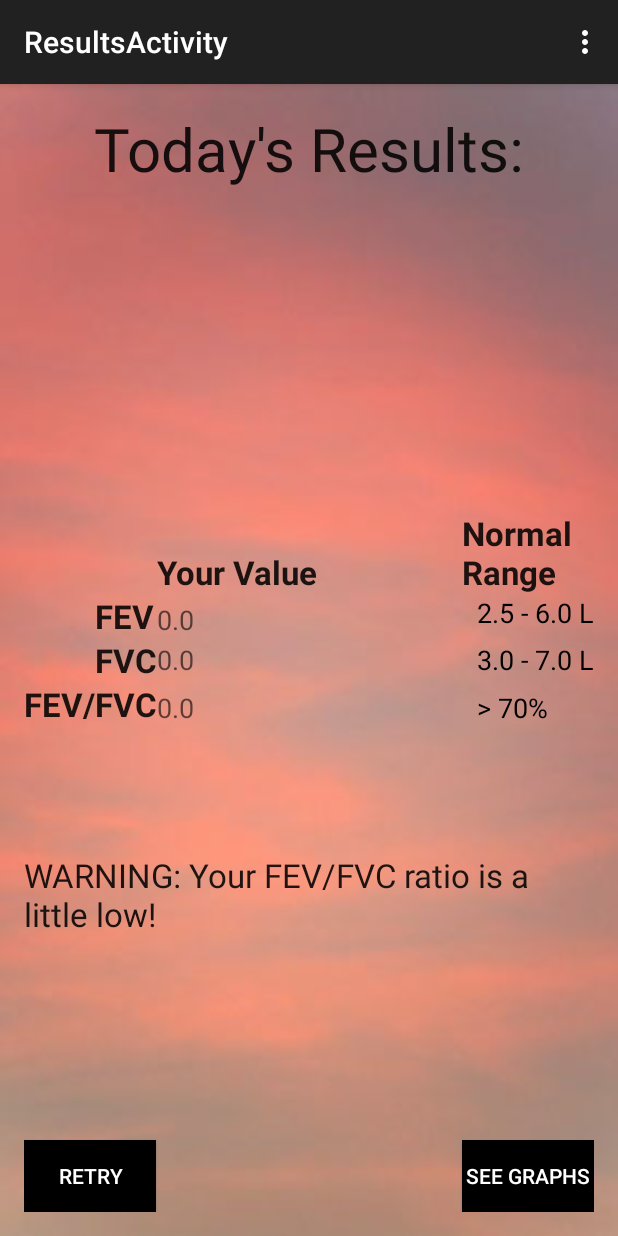
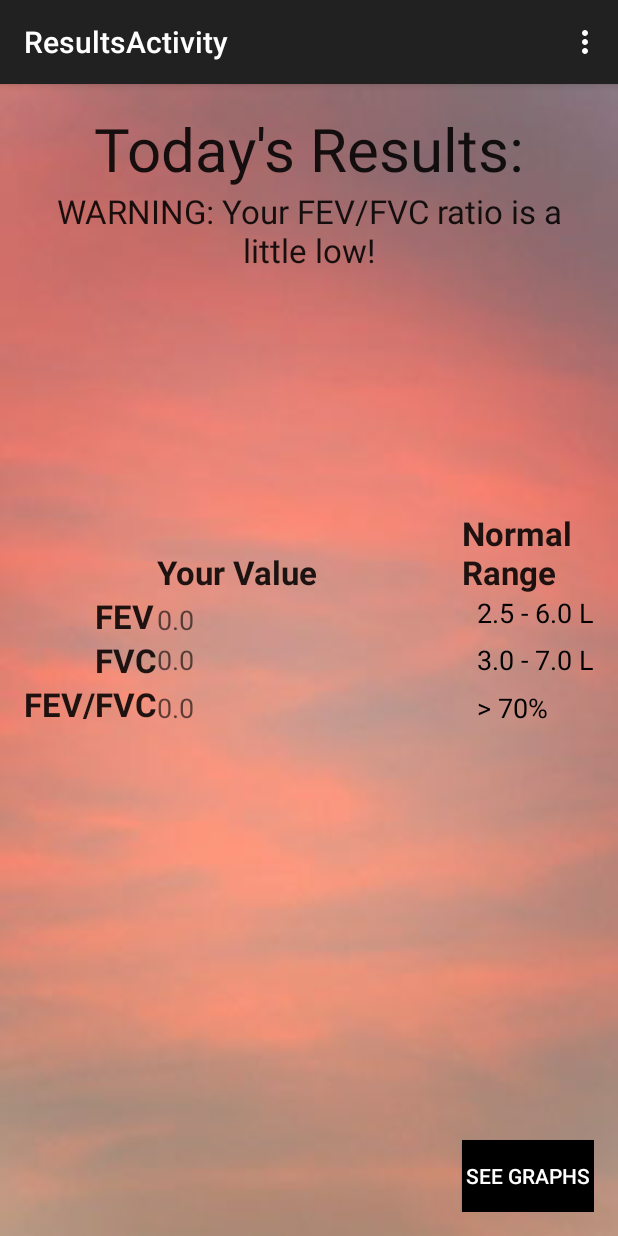
Before and after one commit to suyashkumar/OpenSpirometer, an Android app: the ResultsActivity screen opened directly, with no data from a screen before it, on a phone screen of 412 x 824 dp. Run offline under Robolectric (Android 15) with nearby library versions, the phone set to English and light mode, and no system bars; 6 statements that could not run were skipped.

Commit message:
more ui changes

```diff
--- a/Android/GraphTest2/app/src/main/java/com/example/amyzhao/graphtest2/GraphActivity.java
+++ b/Android/GraphTest2/app/src/main/java/com/example/amyzhao/graphtest2/GraphActivity.java
@@ -154,9 +154,6 @@ public class GraphActivity extends AppCompatActivity {
             System.out.println("updated UI");
         }
 
-
-        generateGraphs(FEV, FVC);
-        updateUI();
     }
 
     public void updateUI() {
--- a/Android/GraphTest2/app/src/main/res/layout/activity_results.xml
+++ b/Android/GraphTest2/app/src/main/res/layout/activity_results.xml
@@ -6,17 +6,6 @@
     android:paddingBottom="@dimen/activity_vertical_margin"
     tools:context="com.example.amyzhao.graphtest2.ResultsActivity"
     android:background="@drawable/sunset">
-
-    <Button
-        android:layout_width="wrap_content"
-        android:layout_height="wrap_content"
-        android:text="Retry"
-        android:id="@+id/retryButton"
-        android:layout_alignParentBottom="true"
-        android:layout_alignParentStart="true"
-        android:onClick="toRecord"
-        android:textColor="#fff"
-        android:background="#000" />
 
     <Button
         android:layout_width="wrap_content"
@@ -151,9 +140,8 @@
         android:textAppearance="?android:attr/textAppearanceLarge"
         android:text="WARNING: Your FEV/FVC ratio is a little low!"
         android:id="@+id/warning"
-        android:visibility="invisible"
-        android:layout_above="@+id/retryButton"
-        android:layout_centerHorizontal="true"
-        android:layout_marginBottom="136dp" />
+        android:visibility="visible"
+        android:layout_below="@+id/resultsText"
+        android:gravity="center"/>
 
 </RelativeLayout>
```
Also changed, not shown: Android/GraphTest2/app/src/main/java/com/example/amyzhao/graphtest2/RecordActivity.java (+7 -7 lines), Android/GraphTest2/app/src/main/res/layout/activity_record.xml (+0 -8 lines), 1 other file.
